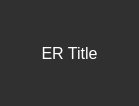
The window that src/resources/ERScrollItem.ui (IDREsandbox/vsim) describes before a commit, drawn with Qt 5.
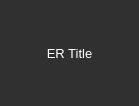
The same window after the commit.

```diff
--- a/src/resources/ERScrollItem.ui
+++ b/src/resources/ERScrollItem.ui
@@ -22,7 +22,7 @@
     <widget class="QLabel" name="title">
      <property name="styleSheet">
       <string notr="true">color: rgb(255, 255, 255);
-font: 12pt;</string>
+font: 10pt;</string>
      </property>
      <property name="text">
       <string>ER Title</string>
@@ -30,6 +30,9 @@
      <property name="alignment">
       <set>Qt::AlignCenter</set>
      </property>
+     <property name="wordWrap">
+      <bool>true</bool>
+     </property>
     </widget>
    </item>
   </layout>
```
